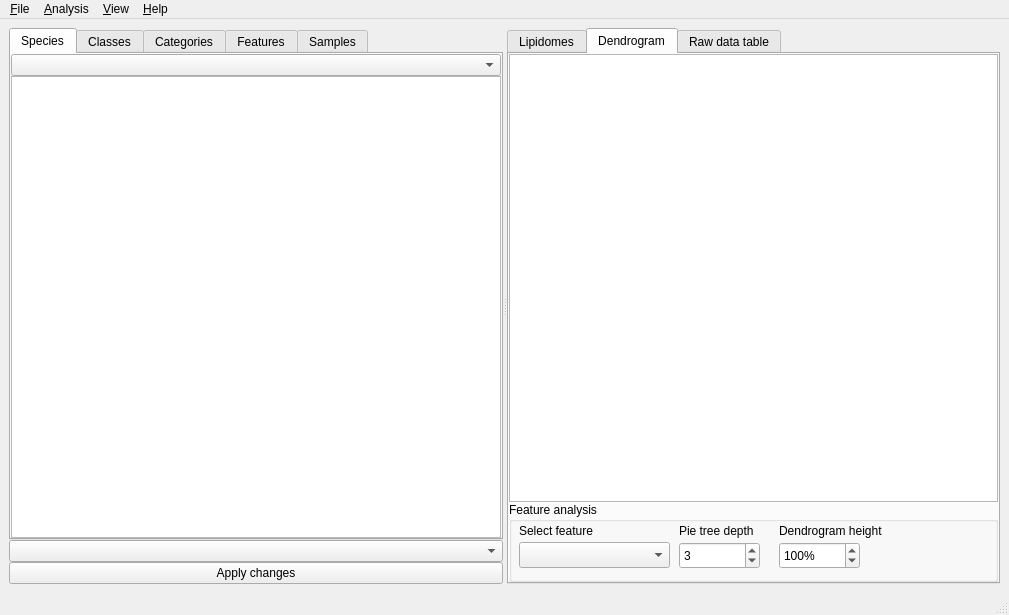
Above: ui/lipidspacegui.ui from lifs-tools/lipidspace before the change. Below: the same form after it.
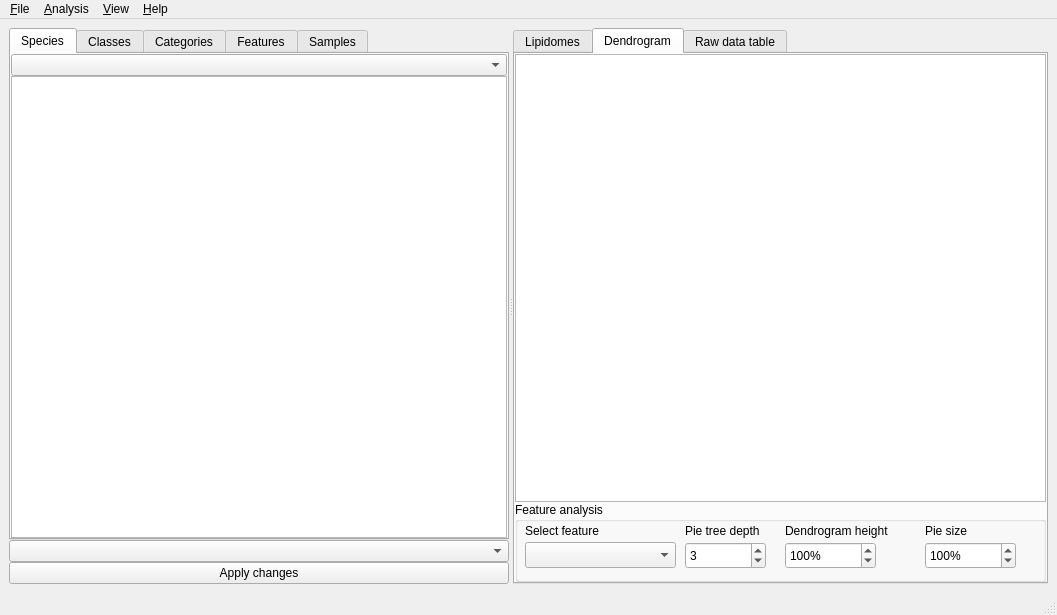
That is the form after the change. The open tabs and pages were chosen to show the change. Custom widgets are drawn as their Qt base class.

Commit message: added spin box for pie size

```diff
--- a/ui/lipidspacegui.ui
+++ b/ui/lipidspacegui.ui
@@ -6,7 +6,7 @@
    <rect>
     <x>0</x>
     <y>0</y>
-    <width>1009</width>
+    <width>1057</width>
     <height>615</height>
    </rect>
   </property>
@@ -356,7 +356,42 @@
              <rect>
               <x>270</x>
               <y>40</y>
-              <width>81</width>
+              <width>91</width>
+              <height>27</height>
+             </rect>
+            </property>
+            <property name="suffix">
+             <string>%</string>
+            </property>
+            <property name="minimum">
+             <number>1</number>
+            </property>
+            <property name="maximum">
+             <number>10000</number>
+            </property>
+            <property name="value">
+             <number>100</number>
+            </property>
+           </widget>
+           <widget class="ClickableLabel" name="labelPieSize">
+            <property name="geometry">
+             <rect>
+              <x>410</x>
+              <y>20</y>
+              <width>131</width>
+              <height>18</height>
+             </rect>
+            </property>
+            <property name="text">
+             <string>Pie size</string>
+            </property>
+           </widget>
+           <widget class="QSpinBox" name="pieSizeSpinBox">
+            <property name="geometry">
+             <rect>
+              <x>410</x>
+              <y>40</y>
+              <width>91</width>
               <height>27</height>
              </rect>
             </property>
@@ -412,7 +447,7 @@
     <rect>
      <x>0</x>
      <y>0</y>
-     <width>1009</width>
+     <width>1057</width>
      <height>23</height>
     </rect>
    </property>
@@ -702,6 +737,11 @@
    <extends>QGraphicsView</extends>
    <header>lipidspace/canvas.h</header>
   </customwidget>
+  <customwidget>
+   <class>ClickableLabel</class>
+   <extends>QLabel</extends>
+   <header>lipidspace/canvas.h</header>
+  </customwidget>
  </customwidgets>
  <resources/>
  <connections/>
```
Left out of the diff: 8 changed lines with no effect on the pictures. The commit also changes 6 other files.
